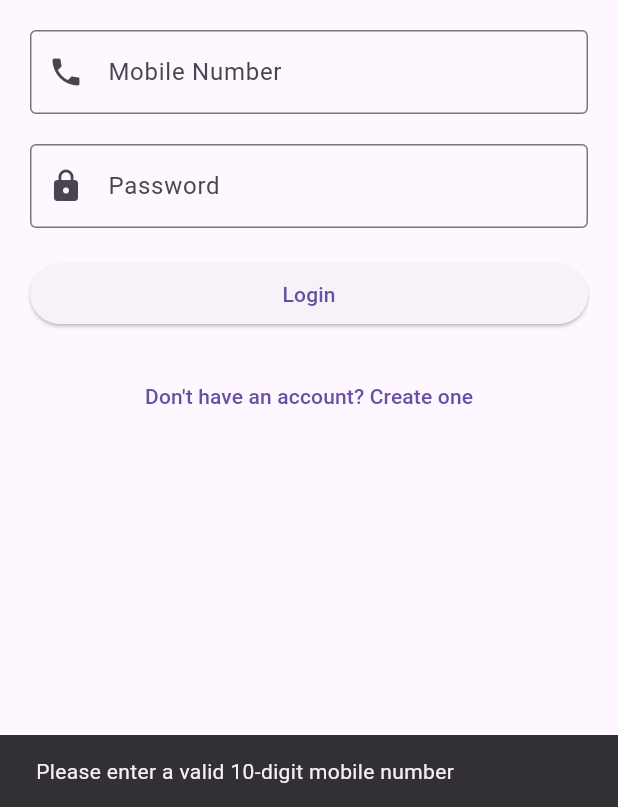
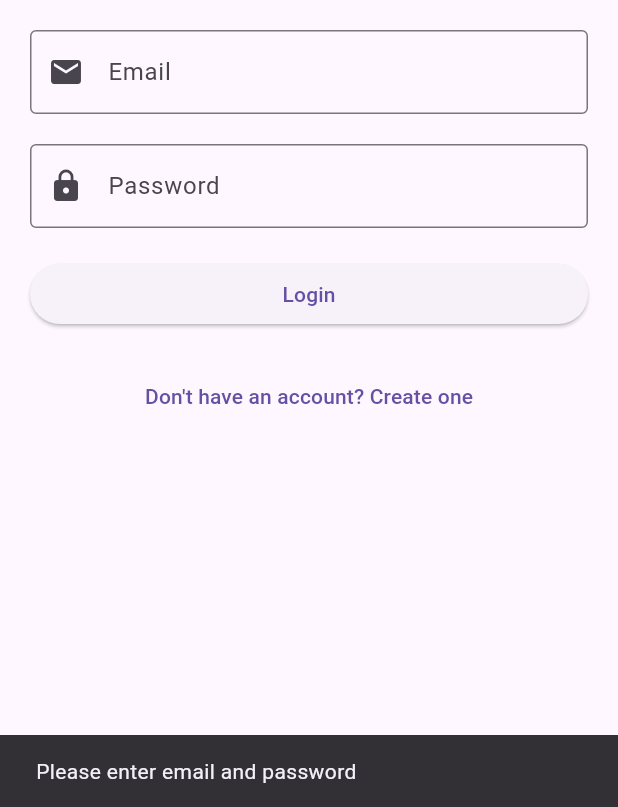
Before and after one commit to Mimithamg/Mini_project, a Flutter app: the LoginPage screen opened by its route, after a tap on "Login", on a phone screen of 412 x 824 dp, the part 429-1236 px from its top. Run offline on Flutter 3.47's test engine with Material 3 defaults, Android fonts, the phone set to English and light mode, and no system bars; our stand-ins replace firebase_auth, firebase_core, get; accounts and stored records are empty; network calls fail.

Commit message:
signup with email and password

```diff
--- /dev/null
+++ b/end_user_parking_app/parking_app/lib/controllers/signup_controller.dart
@@ -0,0 +1,17 @@
+import 'package:flutter/widgets.dart';
+import 'package:get/get.dart';
+import 'package:parking_app/repositary/authentication_repositary.dart';
+
+class SignUpController extends GetxController {
+  static SignUpController get instance => Get.find();
+
+  final email = TextEditingController();
+  final password = TextEditingController();
+  final firstName = TextEditingController();
+  final lastName = TextEditingController();
+  final phoneNo = TextEditingController();
+
+  void registerUser(String email, String password) {
+    AuthenticationRepository.instance.createUserWithEmailAndPassword(email, password);
+  }
+}
--- /dev/null
+++ b/end_user_parking_app/parking_app/lib/repositary/authentication_repositary/signup_email_password_failure.dart
@@ -0,0 +1,22 @@
+class SignUpWithEmailAndPasswordFailure {
+  final String message;
+
+  const SignUpWithEmailAndPasswordFailure([this.message = "An unknown error occurred"]);
+
+  factory SignUpWithEmailAndPasswordFailure.code(String code) {
+    switch(code) {
+      case 'weak-password':
+        return const SignUpWithEmailAndPasswordFailure('Please enter a stronger password.');
+      case 'invalid-email':
+        return const SignUpWithEmailAndPasswordFailure('Email is not valid.');
+      case 'email-already-in-use':
+        return const SignUpWithEmailAndPasswordFailure('Account already exists.');
+      case 'operation-not-allowed':
+        return const SignUpWithEmailAndPasswordFailure('Operation is not allowed.');
+      case 'user-disabled':
+        return const SignUpWithEmailAndPasswordFailure('This user has been disabled. Please contact support for help.');
+      default:
+        return const SignUpWithEmailAndPasswordFailure();
+    }
+  }
+}
--- a/end_user_parking_app/parking_app/lib/views/login_page.dart
+++ b/end_user_parking_app/parking_app/lib/views/login_page.dart
@@ -2,8 +2,9 @@ import 'package:flutter/material.dart';
 import 'package:flutter/services.dart';
 
 class LoginPage extends StatelessWidget {
-  // GlobalKey for accessing form state
-  late String _mobileNumber = '';
+  late String _email = '';
+  late String _password = '';
+
   @override
   Widget build(BuildContext context) {
     return Scaffold(
@@ -33,14 +34,14 @@ class LoginPage extends StatelessWidget {
               SizedBox(height: 20.0),
               TextFormField(
                 decoration: InputDecoration(
-                  labelText: 'Mobile Number',
-                  prefixIcon: Icon(Icons.phone),
+                  labelText: 'Email',
+                  prefixIcon: Icon(Icons.email),
                   border: OutlineInputBorder(),
                 ),
-                keyboardType: TextInputType.phone,
+                keyboardType: TextInputType.emailAddress,
                 onChanged: (value) {
-                  _mobileNumber = value;
-                  // Store the mobile number value
+                  _email = value;
+                  // Store the email value
                 },
               ),
               SizedBox(height: 20.0),
@@ -51,24 +52,26 @@ class LoginPage extends StatelessWidget {
                   border: OutlineInputBorder(),
                 ),
                 obscureText: true,
+                onChanged: (value) {
+                  _password = value;
+                  // Store the password value
+                },
               ),
               SizedBox(height: 20.0),
               ElevatedButton(
                 onPressed: () {
-                  print(_mobileNumber);
+                  print('Email: $_email');
+                  print('Password: $_password');
 
-                  int count = _mobileNumber.length;
-                  print(count);
-
-                  if (count == 10) {
-                    // Navigation
-                    Navigator.pushNamed(context, '/otp_verification');
+                  if (_email.isNotEmpty && _password.isNotEmpty) {
+                    // Perform login logic
+                    // Example: Authenticate user with email and password
                   } else {
-                    // Handle invalid mobile number
+                    // Handle empty email or password
                     ScaffoldMessenger.of(context).showSnackBar(
                       SnackBar(
-                          content: Text(
-                              'Please enter a valid 10-digit mobile number')),
+                        content: Text('Please enter email and password'),
+                      ),
                     );
                   }
                 },
--- a/end_user_parking_app/parking_app/lib/widgets/login_widget.dart
+++ /dev/null
@@ -1 +0,0 @@
-import 'package:flutter/material.dart';
--- a/end_user_parking_app/parking_app/pubspec.yaml
+++ b/end_user_parking_app/parking_app/pubspec.yaml
@@ -38,6 +38,7 @@ dependencies:
   get: ^4.6.5
   flutter_svg: ^1.1.4
   firebase_core: ^2.27.2
+  firebase_auth: ^4.18.0
 
 
 
```
Also changed, not shown: end_user_parking_app/parking_app/lib/main.dart (+8 -2 lines), end_user_parking_app/parking_app/lib/repositary/authentication_repositary.dart (added, +57 -0 lines), end_user_parking_app/parking_app/lib/views/account_creation_page.dart (+34 -4 lines), end_user_parking_app/parking_app/lib/views/otp_verification_page.dart (deleted, +0 -37 lines), end_user_parking_app/parking_app/pubspec.lock, 3 other files.
